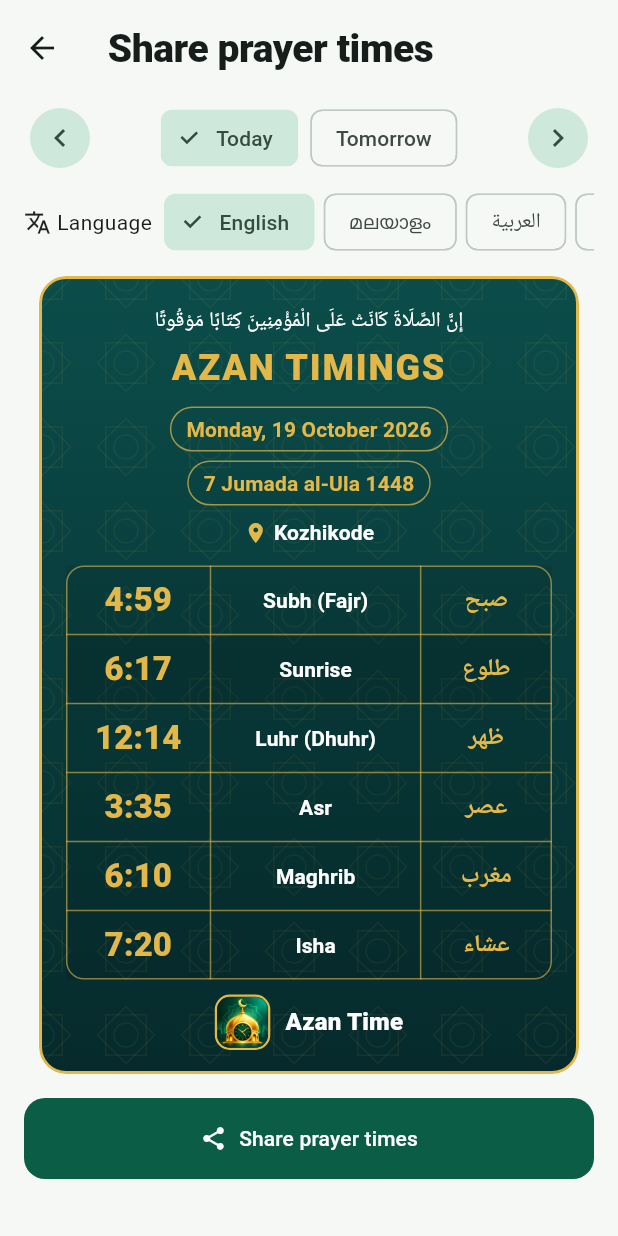
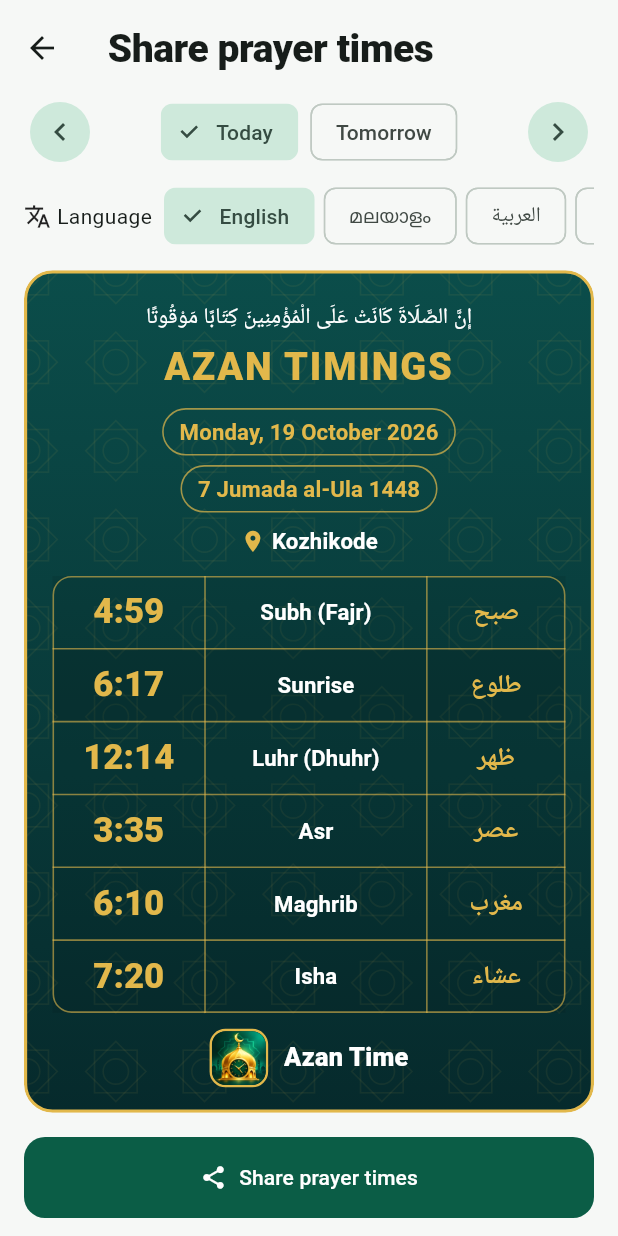
Before and after one commit to maheshraikg/azan-time, a Flutter app: the ShareScreen screen opened directly with empty values, on a phone screen of 412 x 824 dp. Run offline on Flutter 3.47's test engine with Material 3 defaults, Android fonts, the phone set to English and light mode, and no system bars; our stand-ins replace file_picker, flutter_local_notifications, sensors_plus, share_plus, shared_preferences, timezone and 1 more; accounts and stored records are empty.

Commit message:
Waqt: share screen and CSV example fit the screen
The poster scales to the space left with the Share button fixed at the
bottom; the timetable's CSV example keeps each line whole.

Co-Authored-By: Claude Opus 5.5 <noreply@anthropic.com>
Claude-Session: https://claude.ai/code/session_011RQnYZdmTi7RLwqvGgsba4

```diff
--- a/lib/screens/share_screen.dart
+++ b/lib/screens/share_screen.dart
@@ -77,8 +77,10 @@ class _ShareScreenState extends State<ShareScreen> {
     final lang = _lang ?? settings.lang;
     return Scaffold(
       appBar: AppBar(title: Text(s.shareTimes)),
-      body: ListView(
-        padding: const EdgeInsets.fromLTRB(16, 4, 16, 24),
+      // Everything on one screen: the poster shrinks to the space left.
+      body: Padding(
+        padding: const EdgeInsets.fromLTRB(16, 0, 16, 8),
+        child: Column(
           children: [
             Row(
               children: [
@@ -111,8 +113,9 @@ class _ShareScreenState extends State<ShareScreen> {
                 ),
                 IconButton.filledTonal(
                   tooltip: s.nextDay,
-                onPressed: () =>
-                    setState(() => _date = _date.add(const Duration(days: 1))),
+                  onPressed: () => setState(
+                    () => _date = _date.add(const Duration(days: 1)),
+                  ),
                   icon: const Icon(Icons.chevron_right),
                 ),
               ],
@@ -147,8 +150,9 @@ class _ShareScreenState extends State<ShareScreen> {
                 ],
               ),
             ),
-          const SizedBox(height: 12),
-          Center(
+            const SizedBox(height: 8),
+            Expanded(
+              child: FittedBox(
                 child: ClipRRect(
                   borderRadius: BorderRadius.circular(18),
                   child: AnimatedSwitcher(
@@ -166,11 +170,14 @@ class _ShareScreenState extends State<ShareScreen> {
                   ),
                 ),
               ),
-          const SizedBox(height: 16),
-          FilledButton.icon(
-            style: FilledButton.styleFrom(
-              minimumSize: const Size.fromHeight(54),
             ),
+          ],
+        ),
+      ),
+      bottomNavigationBar: SafeArea(
+        minimum: const EdgeInsets.fromLTRB(16, 4, 16, 12),
+        child: FilledButton.icon(
+          style: FilledButton.styleFrom(minimumSize: const Size.fromHeight(54)),
           icon: _busy
               ? const SizedBox(
                   width: 20,
@@ -181,7 +188,6 @@ class _ShareScreenState extends State<ShareScreen> {
           label: Text(s.shareTimes),
           onPressed: _busy ? null : () => _share(day, lang),
         ),
-        ],
       ),
     );
   }
```
Also changed, not shown: lib/screens/timetable_screen.dart (+6 -1 lines), 3 other files. Lines whose indentation alone changed are shown as unchanged.
